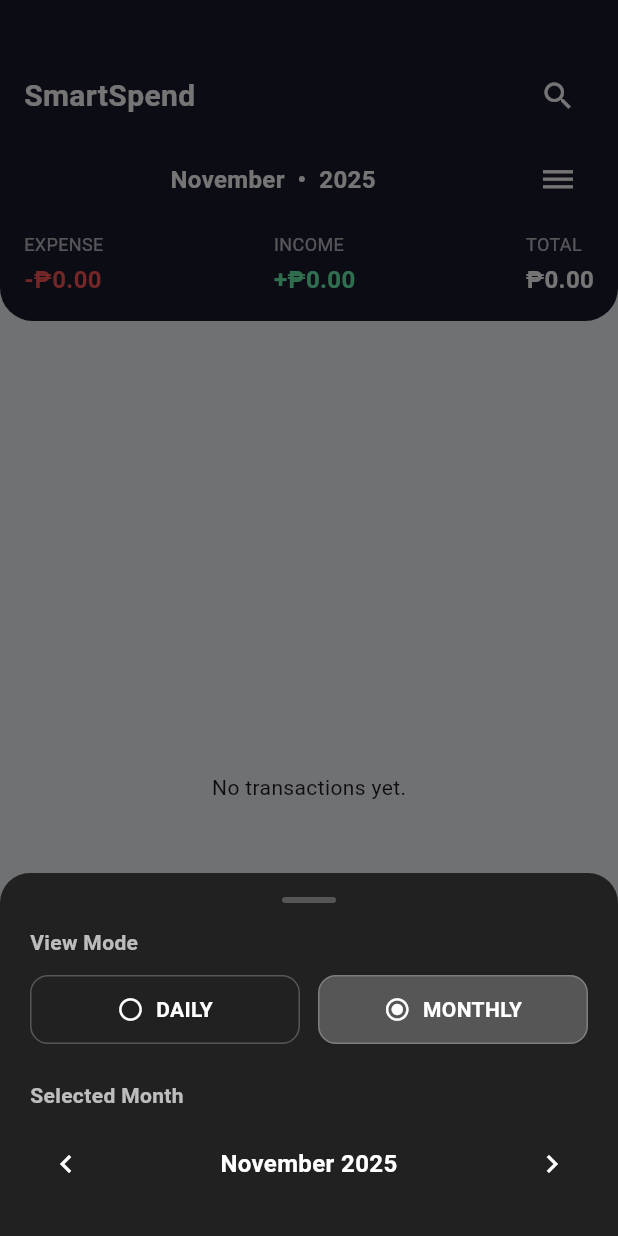
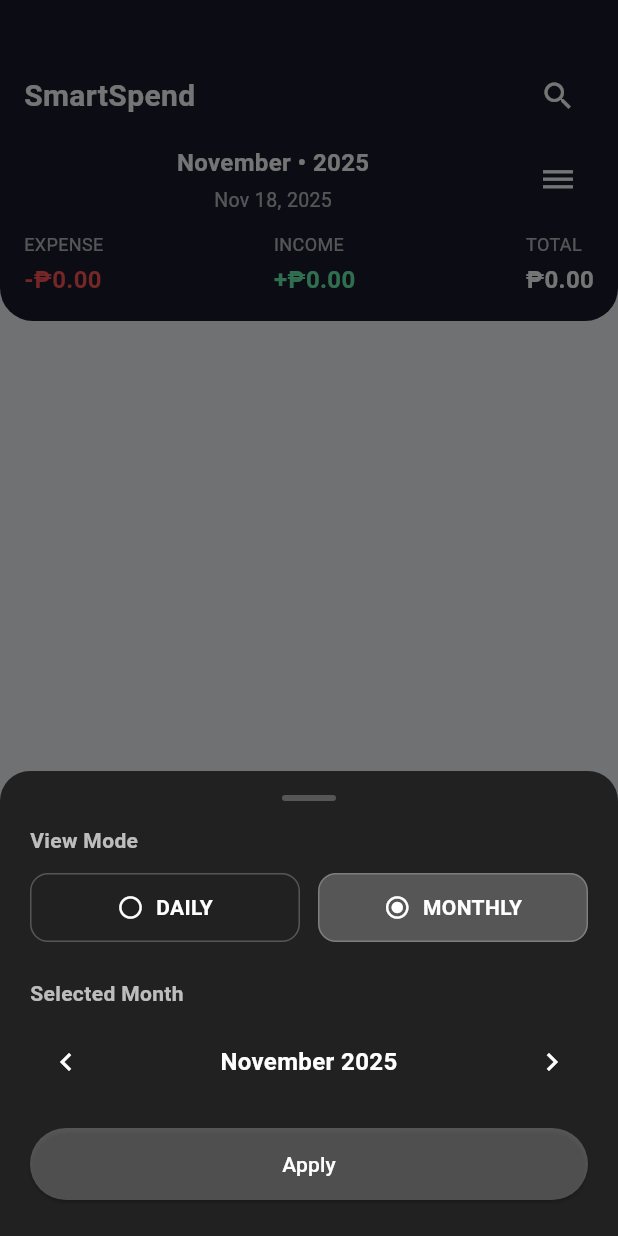
Before and after one commit to ItZotic/smartspend, a Flutter app: the HomeScreen screen opened directly, after a tap on the "dehaze" icon, on a phone screen of 412 x 824 dp. Run offline on Flutter 3.47's test engine with Material 3 defaults, Android fonts, the phone set to English and light mode, and no system bars; our stand-ins replace cloud_firestore, firebase_auth, firebase_core, fl_chart, font_awesome_flutter; accounts and stored records are empty.

Commit message:
Add shared selected date handling on home screen

```diff
--- a/lib/home.dart
+++ b/lib/home.dart
@@ -16,17 +16,13 @@ class HomeScreen extends StatefulWidget {
 
 class _HomeScreenState extends State<HomeScreen> {
   ViewMode _viewMode = ViewMode.monthly;
-  late int _selectedMonth;
-  late int _selectedYear;
-  late DateTime _selectedDay;
+  late DateTime _selectedDate;
 
   @override
   void initState() {
     super.initState();
     final now = DateTime.now();
-    _selectedMonth = now.month;
-    _selectedYear = now.year;
-    _selectedDay = DateTime(now.year, now.month, now.day);
+    _selectedDate = DateTime(now.year, now.month, now.day);
   }
 
   @override
@@ -60,12 +56,12 @@ class _HomeScreenState extends State<HomeScreen> {
             final date = _extractDate(data['date'] ?? data['createdAt']);
             if (date == null) return false;
             if (_viewMode == ViewMode.daily) {
-              return date.year == _selectedDay.year &&
-                  date.month == _selectedDay.month &&
-                  date.day == _selectedDay.day;
+              return date.year == _selectedDate.year &&
+                  date.month == _selectedDate.month &&
+                  date.day == _selectedDate.day;
             } else {
-              return date.year == _selectedYear &&
-                  date.month == _selectedMonth;
+              return date.year == _selectedDate.year &&
+                  date.month == _selectedDate.month;
             }
           }).toList();
 
@@ -93,6 +89,13 @@ class _HomeScreenState extends State<HomeScreen> {
                 date.month == now.month &&
                 date.day == now.day;
           }).toList();
+
+          final monthYearLabel =
+              DateFormat('MMMM • yyyy').format(_selectedDate);
+          final dayLabel = DateFormat('MMM d, yyyy').format(_selectedDate);
+          final emptyMessage = _viewMode == ViewMode.daily
+              ? "No transactions yet for ${DateFormat('MMM d, yyyy').format(_selectedDate)}."
+              : "No transactions yet for ${DateFormat('MMMM yyyy').format(_selectedDate)}.";
 
           return Column(
             children: [
@@ -142,20 +145,31 @@ class _HomeScreenState extends State<HomeScreen> {
                       mainAxisAlignment: MainAxisAlignment.spaceBetween,
                       children: [
                         Expanded(
-                          child: Center(
-                            child: Text(
-                              '${_monthName(_selectedMonth)}  •  $_selectedYear',
-                              style: const TextStyle(
-                                color: Colors.white,
-                                fontSize: 16,
-                                fontWeight: FontWeight.bold,
+                          child: Column(
+                            crossAxisAlignment: CrossAxisAlignment.center,
+                            children: [
+                              Text(
+                                monthYearLabel,
+                                style: const TextStyle(
+                                  color: Colors.white,
+                                  fontSize: 16,
+                                  fontWeight: FontWeight.bold,
+                                ),
                               ),
-                            ),
+                              const SizedBox(height: 4),
+                              Text(
+                                dayLabel,
+                                style: const TextStyle(
+                                  color: Colors.white70,
+                                  fontSize: 13,
+                                ),
+                              ),
+                            ],
                           ),
                         ),
                         IconButton(
                           icon: const Icon(Icons.dehaze, color: Colors.white),
-                          onPressed: () => _showDisplayOptionsSheet(context),
+                          onPressed: _openViewModeBottomSheet,
                         ),
                       ],
                     ),
@@ -191,7 +205,7 @@ class _HomeScreenState extends State<HomeScreen> {
               // Recent + Daily
               Expanded(
                 child: filteredDocs.isEmpty
-                    ? const Center(child: Text('No transactions yet.'))
+                    ? Center(child: Text(emptyMessage))
                     : ListView(
                         controller: widget.scrollController,
                         padding: const EdgeInsets.symmetric(
@@ -494,175 +508,27 @@ class _HomeScreenState extends State<HomeScreen> {
     );
   }
 
-  void _changeMonth(int delta) {
-    setState(() {
-      final updated = DateTime(_selectedYear, _selectedMonth + delta, 1);
-      _selectedMonth = updated.month;
-      _selectedYear = updated.year;
-      _syncSelectedDayWithMonth();
-    });
-  }
-
-  void _changeDay(int delta) {
-    setState(() {
-      _selectedDay = _selectedDay.add(Duration(days: delta));
-      _selectedMonth = _selectedDay.month;
-      _selectedYear = _selectedDay.year;
-    });
-  }
-
   void _changeViewMode(ViewMode mode) {
     if (_viewMode == mode) return;
     setState(() {
       _viewMode = mode;
-      if (mode == ViewMode.monthly) {
-        _selectedMonth = _selectedDay.month;
-        _selectedYear = _selectedDay.year;
-      } else {
-        _syncSelectedDayWithMonth();
-      }
     });
   }
 
-  void _syncSelectedDayWithMonth() {
-    var day = _selectedDay.day;
-    final maxDay = DateUtils.getDaysInMonth(_selectedYear, _selectedMonth);
-    if (day > maxDay) day = maxDay;
-    if (day < 1) day = 1;
-    _selectedDay = DateTime(_selectedYear, _selectedMonth, day);
-  }
-
-  void _showDisplayOptionsSheet(BuildContext context) {
-    showModalBottomSheet(
+  Future<void> _openViewModeBottomSheet() async {
+    final pickedDate = await showModalBottomSheet<DateTime>(
       context: context,
       backgroundColor: Colors.transparent,
-      builder: (_) {
-        return StatefulBuilder(
-          builder: (context, setModalState) {
-            return Container(
-              decoration: BoxDecoration(
-                color: Colors.grey[900],
-                borderRadius:
-                    const BorderRadius.vertical(top: Radius.circular(20)),
-              ),
-              padding: const EdgeInsets.fromLTRB(20, 16, 20, 24),
-              child: SafeArea(
-                top: false,
-                child: Column(
-                  mainAxisSize: MainAxisSize.min,
-                  crossAxisAlignment: CrossAxisAlignment.start,
-                  children: [
-                    Center(
-                      child: Container(
-                        width: 36,
-                        height: 4,
-                        decoration: BoxDecoration(
-                          color: Colors.white24,
-                          borderRadius: BorderRadius.circular(2),
-                        ),
-                      ),
-                    ),
-                    const SizedBox(height: 16),
-                    const Text(
-                      'View Mode',
-                      style: TextStyle(
-                        color: Colors.white70,
-                        fontWeight: FontWeight.bold,
-                      ),
-                    ),
-                    const SizedBox(height: 12),
-                    Row(
-                      children: [
-                        Expanded(
-                          child: _viewModeButton(
-                            label: 'Daily',
-                            selected: _viewMode == ViewMode.daily,
-                            onTap: () {
-                              _changeViewMode(ViewMode.daily);
-                              setModalState(() {});
-                            },
-                          ),
-                        ),
-                        const SizedBox(width: 12),
-                        Expanded(
-                          child: _viewModeButton(
-                            label: 'Monthly',
-                            selected: _viewMode == ViewMode.monthly,
-                            onTap: () {
-                              _changeViewMode(ViewMode.monthly);
-                              setModalState(() {});
-                            },
-                          ),
-                        ),
-                      ],
-                    ),
-                    const SizedBox(height: 24),
-                    Text(
-                      _viewMode == ViewMode.daily
-                          ? 'Selected Day'
-                          : 'Selected Month',
-                      style: const TextStyle(
-                        color: Colors.white70,
-                        fontWeight: FontWeight.bold,
-                      ),
-                    ),
-                    const SizedBox(height: 12),
-                    Row(
-                      children: [
-                        IconButton(
-                          onPressed: () {
-                            if (_viewMode == ViewMode.daily) {
-                              _changeDay(-1);
-                            } else {
-                              _changeMonth(-1);
-                            }
-                            setModalState(() {});
-                          },
-                          icon: const Icon(Icons.chevron_left,
-                              color: Colors.white),
-                        ),
-                        Expanded(
-                          child: Center(
-                            child: Text(
-                              _viewMode == ViewMode.daily
-                                  ? DateFormat('MMM d, yyyy')
-                                      .format(_selectedDay)
-                                  : '${_monthName(_selectedMonth)} $_selectedYear',
-                              style: const TextStyle(
-                                color: Colors.white,
-                                fontSize: 16,
-                                fontWeight: FontWeight.bold,
-                              ),
-                              textAlign: TextAlign.center,
-                            ),
-                          ),
-                        ),
-                        IconButton(
-                          onPressed: () {
-                            if (_viewMode == ViewMode.daily) {
-                              _changeDay(1);
-                            } else {
-                              _changeMonth(1);
-                            }
-                            setModalState(() {});
-                          },
-                          icon: const Icon(Icons.chevron_right,
-                              color: Colors.white),
-                        ),
-                      ],
-                    ),
-                  ],
-                ),
-              ),
-            );
-          },
-        );
-      },
+      builder: (_) => ViewModeBottomSheet(initialDate: _selectedDate),
     );
-  }
 
-  String _monthName(int month) {
-    return DateFormat.MMMM().format(DateTime(0, month));
+    if (pickedDate != null) {
+      final normalized =
+          DateTime(pickedDate.year, pickedDate.month, pickedDate.day);
+      setState(() {
+        _selectedDate = normalized;
+      });
+    }
   }
 
   DateTime? _extractDate(dynamic raw) {
@@ -718,12 +584,195 @@ class _HomeScreenState extends State<HomeScreen> {
       ],
     );
   }
+}
 
-  Widget _viewModeButton({
-    required String label,
-    required bool selected,
-    required VoidCallback onTap,
-  }) {
+class ViewModeBottomSheet extends StatefulWidget {
+  final DateTime initialDate;
+
+  const ViewModeBottomSheet({super.key, required this.initialDate});
+
+  @override
+  State<ViewModeBottomSheet> createState() => _ViewModeBottomSheetState();
+}
+
+class _ViewModeBottomSheetState extends State<ViewModeBottomSheet> {
+  late DateTime _tempDate;
+  ViewMode _currentMode = ViewMode.monthly;
+  _HomeScreenState? _homeState;
+  bool _modeInitialized = false;
+
+  @override
+  void initState() {
+    super.initState();
+    _tempDate = DateTime(
+      widget.initialDate.year,
+      widget.initialDate.month,
+      widget.initialDate.day,
+    );
+  }
+
+  @override
+  void didChangeDependencies() {
+    super.didChangeDependencies();
+    _homeState ??= context.findAncestorStateOfType<_HomeScreenState>();
+    if (!_modeInitialized) {
+      _currentMode = _homeState?._viewMode ?? _currentMode;
+      _modeInitialized = true;
+    }
+  }
+
+  @override
+  Widget build(BuildContext context) {
+    final isDaily = _currentMode == ViewMode.daily;
+    final dateLabel = isDaily
+        ? DateFormat('MMM d, yyyy').format(_tempDate)
+        : DateFormat('MMMM yyyy').format(_tempDate);
+
+    return Container(
+      decoration: BoxDecoration(
+        color: Colors.grey[900],
+        borderRadius: const BorderRadius.vertical(top: Radius.circular(20)),
+      ),
+      padding: const EdgeInsets.fromLTRB(20, 16, 20, 24),
+      child: SafeArea(
+        top: false,
+        child: Column(
+          mainAxisSize: MainAxisSize.min,
+          crossAxisAlignment: CrossAxisAlignment.start,
+          children: [
+            Center(
+              child: Container(
+                width: 36,
+                height: 4,
+                decoration: BoxDecoration(
+                  color: Colors.white24,
+                  borderRadius: BorderRadius.circular(2),
+                ),
+              ),
+            ),
+            const SizedBox(height: 16),
+            const Text(
+              'View Mode',
+              style: TextStyle(
+                color: Colors.white70,
+                fontWeight: FontWeight.bold,
+              ),
+            ),
+            const SizedBox(height: 12),
+            Row(
+              children: [
+                Expanded(
+                  child: _ModeButton(
+                    label: 'Daily',
+                    selected: _currentMode == ViewMode.daily,
+                    onTap: () => _selectMode(ViewMode.daily),
+                  ),
+                ),
+                const SizedBox(width: 12),
+                Expanded(
+                  child: _ModeButton(
+                    label: 'Monthly',
+                    selected: _currentMode == ViewMode.monthly,
+                    onTap: () => _selectMode(ViewMode.monthly),
+                  ),
+                ),
+              ],
+            ),
+            const SizedBox(height: 24),
+            Text(
+              isDaily ? 'Selected Day' : 'Selected Month',
+              style: const TextStyle(
+                color: Colors.white70,
+                fontWeight: FontWeight.bold,
+              ),
+            ),
+            const SizedBox(height: 12),
+            Row(
+              children: [
+                IconButton(
+                  onPressed: () => _changeDate(-1),
+                  icon: const Icon(Icons.chevron_left, color: Colors.white),
+                ),
+                Expanded(
+                  child: Center(
+                    child: Text(
+                      dateLabel,
+                      style: const TextStyle(
+                        color: Colors.white,
+                        fontSize: 16,
+                        fontWeight: FontWeight.bold,
+                      ),
+                      textAlign: TextAlign.center,
+                    ),
+                  ),
+                ),
+                IconButton(
+                  onPressed: () => _changeDate(1),
+                  icon: const Icon(Icons.chevron_right, color: Colors.white),
+                ),
+              ],
+            ),
+            const SizedBox(height: 20),
+            SizedBox(
+              width: double.infinity,
+              child: ElevatedButton(
+                style: ElevatedButton.styleFrom(
+                  backgroundColor: Colors.white24,
+                  foregroundColor: Colors.white,
+                  padding: const EdgeInsets.symmetric(vertical: 14),
+                ),
+                onPressed: () {
+                  _homeState?._changeViewMode(_currentMode);
+                  final normalized = DateTime(
+                    _tempDate.year,
+                    _tempDate.month,
+                    _tempDate.day,
+                  );
+                  Navigator.pop(context, normalized);
+                },
+                child: const Text('Apply'),
+              ),
+            ),
+          ],
+        ),
+      ),
+    );
+  }
+
+  void _changeDate(int delta) {
+    setState(() {
+      if (_currentMode == ViewMode.daily) {
+        _tempDate = _tempDate.add(Duration(days: delta));
+      } else {
+        final base = DateTime(_tempDate.year, _tempDate.month + delta, 1);
+        final maxDay = DateUtils.getDaysInMonth(base.year, base.month);
+        final newDay = _tempDate.day > maxDay ? maxDay : _tempDate.day;
+        _tempDate = DateTime(base.year, base.month, newDay);
+      }
+    });
+  }
+
+  void _selectMode(ViewMode mode) {
+    if (_currentMode == mode) return;
+    setState(() {
+      _currentMode = mode;
+    });
+  }
+}
+
+class _ModeButton extends StatelessWidget {
+  final String label;
+  final bool selected;
+  final VoidCallback onTap;
+
+  const _ModeButton({
+    required this.label,
+    required this.selected,
+    required this.onTap,
+  });
+
+  @override
+  Widget build(BuildContext context) {
     return GestureDetector(
       onTap: onTap,
       child: Container(
```
